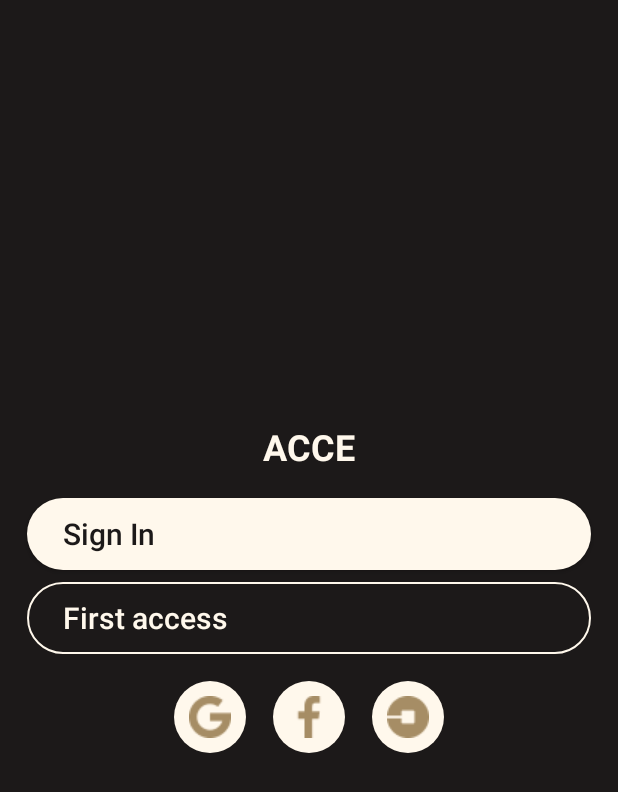
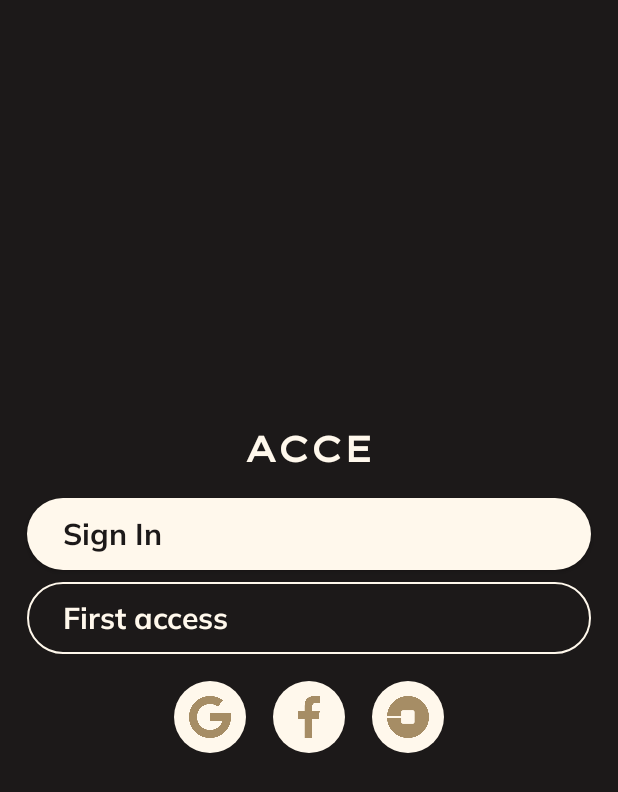
Before and after one commit to Quindinzao/android-acce, an Android app: the screen it shows after launch (MainActivity), on a phone screen of 412 x 824 dp. Shown: the top 792 px of the screen. Run offline under Robolectric (Android 15) with nearby library versions, the phone set to English and light mode, and no system bars.

Commit message:
add fonts, refactor png images and add svg image

```diff
--- a/app/src/main/res/layout/activity_main.xml
+++ b/app/src/main/res/layout/activity_main.xml
@@ -16,6 +16,7 @@
         android:textColor="@color/brown_050"
         android:textSize="24sp"
         android:textStyle="bold"
+        android:fontFamily="@font/lexend_tera_regular"
         app:layout_constraintBottom_toTopOf="@+id/buttonSignIn"
         app:layout_constraintEnd_toEndOf="parent"
         app:layout_constraintStart_toStartOf="parent" />
@@ -32,6 +33,7 @@
         android:textColor="@color/brown_900"
         android:textSize="20sp"
         android:textAllCaps="false"
+        android:fontFamily="@font/mulish_bold"
         android:background="@drawable/primary_filled_button"
         app:layout_constraintBottom_toTopOf="@+id/buttonFirstAccess"
         app:layout_constraintEnd_toEndOf="parent"
@@ -48,6 +50,7 @@
         android:textColor="@color/brown_050"
         android:textSize="20sp"
         android:textAllCaps="false"
+        android:fontFamily="@font/mulish_bold"
         android:background="@drawable/primary_outlined_button"
         app:layout_constraintBottom_toBottomOf="parent"
         app:layout_constraintEnd_toEndOf="parent"
@@ -67,7 +70,16 @@
         android:textColor="@color/brown_050"
         android:textSize="20sp"
         app:layout_constraintEnd_toStartOf="@+id/buttonFacebook"
-        app:layout_constraintTop_toBottomOf="@+id/buttonFirstAccess"
+        app:layout_constraintTop_toBottomOf="@+id/buttonFirstAccess" />
+
+    <ImageView
+        android:id="@+id/imageGoogle"
+        android:layout_width="28dp"
+        android:layout_height="28dp"
+        app:layout_constraintBottom_toBottomOf="@+id/buttonGoogle"
+        app:layout_constraintEnd_toEndOf="@+id/buttonGoogle"
+        app:layout_constraintStart_toStartOf="@+id/buttonGoogle"
+        app:layout_constraintTop_toTopOf="@+id/buttonGoogle"
         app:srcCompat="@drawable/google" />
 
     <androidx.appcompat.widget.AppCompatImageButton
@@ -83,7 +95,16 @@
         android:textSize="20sp"
         app:layout_constraintEnd_toEndOf="parent"
         app:layout_constraintStart_toStartOf="parent"
-        app:layout_constraintTop_toBottomOf="@+id/buttonFirstAccess"
+        app:layout_constraintTop_toBottomOf="@+id/buttonFirstAccess" />
+
+    <ImageView
+        android:id="@+id/imageFacebook"
+        android:layout_width="28dp"
+        android:layout_height="28dp"
+        app:layout_constraintBottom_toBottomOf="@+id/buttonFacebook"
+        app:layout_constraintEnd_toEndOf="@+id/buttonFacebook"
+        app:layout_constraintStart_toStartOf="@+id/buttonFacebook"
+        app:layout_constraintTop_toTopOf="@+id/buttonFacebook"
         app:srcCompat="@drawable/facebook" />
 
     <androidx.appcompat.widget.AppCompatImageButton
@@ -99,7 +120,16 @@
         android:textColor="@color/brown_050"
         android:textSize="20sp"
         app:layout_constraintStart_toEndOf="@+id/buttonFacebook"
-        app:layout_constraintTop_toBottomOf="@+id/buttonFirstAccess"
+        app:layout_constraintTop_toBottomOf="@+id/buttonFirstAccess" />
+
+    <ImageView
+        android:id="@+id/imageUber"
+        android:layout_width="28dp"
+        android:layout_height="28dp"
+        app:layout_constraintBottom_toBottomOf="@+id/buttonUber"
+        app:layout_constraintEnd_toEndOf="@+id/buttonUber"
+        app:layout_constraintStart_toStartOf="@+id/buttonUber"
+        app:layout_constraintTop_toTopOf="@+id/buttonUber"
         app:srcCompat="@drawable/uber" />
 
 </androidx.constraintlayout.widget.ConstraintLayout>
--- a/app/src/main/res/layout/activity_splash_screen.xml
+++ b/app/src/main/res/layout/activity_splash_screen.xml
@@ -15,6 +15,7 @@
         android:text="@string/app_name"
         android:textColor="@color/brown_050"
         android:textSize="56sp"
+        android:fontFamily="@font/lexend_tera_regular"
         app:layout_constraintBottom_toBottomOf="parent"
         app:layout_constraintEnd_toEndOf="parent"
         app:layout_constraintStart_toStartOf="parent"
```
Also changed, not shown: app/src/main/res/drawable/ic_back.xml (added, +9 -0 lines), app/src/main/res/layout/activity_email_validation.xml (+36 -2 lines), app/src/main/res/drawable/facebook.png, app/src/main/res/drawable/google.png, app/src/main/res/drawable/uber.png, app/src/main/res/font/lexend_tera_regular.ttf (added), app/src/main/res/font/mulish_bold.ttf (added).
